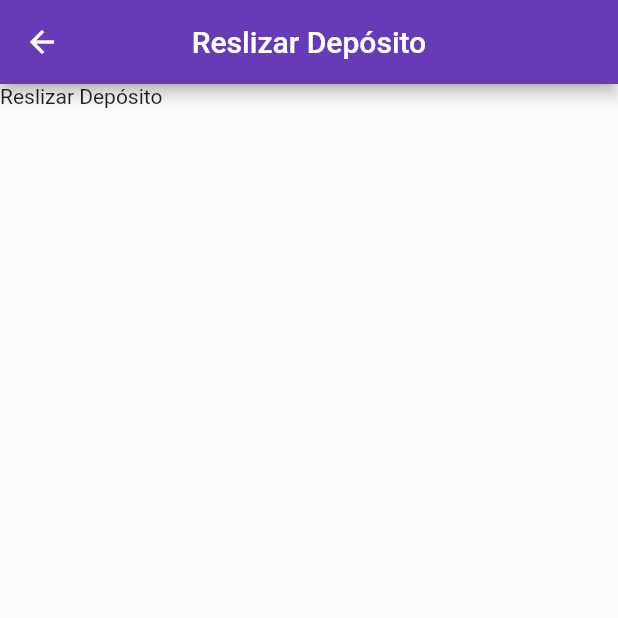
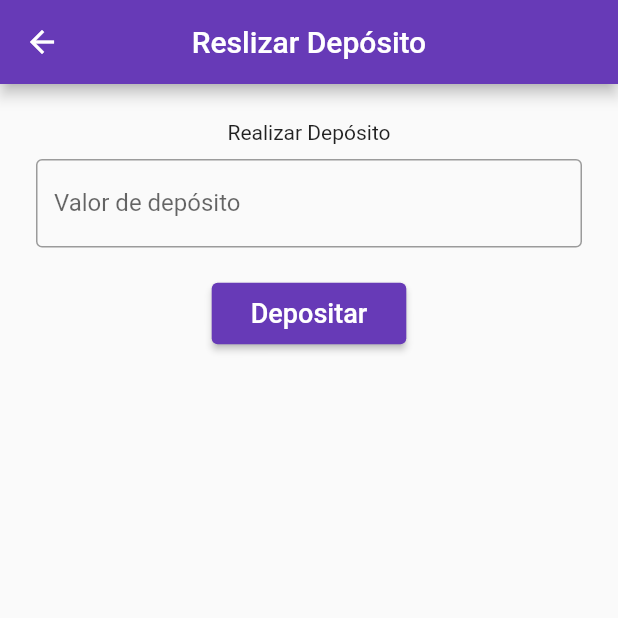
Before and after one commit to CaioCesarLima/leitureca, a Flutter app: the AdminDepositPage screen opened by its route, on a phone screen of 412 x 824 dp, the top half of it. Run offline on Flutter 3.47's test engine with Material 2 defaults, Android fonts, the phone set to English and light mode, and no system bars; our stand-ins replace flutter_svg, get, parse_server_sdk; accounts and stored records are empty; Roboto replaces fonts that are missing (Georgia); statements that could not run were skipped; key blocks and very long unbroken strings in the code were emptied for the run.

Commit message:
finalização sistema de depósito

```diff
--- /dev/null
+++ b/lib/app/data/services/deposit_service.dart
@@ -0,0 +1,16 @@
+import 'package:parse_server_sdk/parse_server_sdk.dart';
+
+class DepositService {
+  Future<bool> realizarDeposito(String id, int valor) async {
+    ParseObject user = ParseUser.forQuery()
+    ..objectId = id
+    ..set('saldo', valor);
+
+    ParseResponse response = await user.save();
+    if(response.success){
+      return true;
+    }else{
+      Future.error(response.error);
+    }
+  }
+}
--- a/lib/app/modules/admin/deposit/admin_deposit_controller.dart
+++ b/lib/app/modules/admin/deposit/admin_deposit_controller.dart
@@ -1,10 +1,54 @@
+import 'package:flutter/cupertino.dart';
 import 'package:get/get.dart';
+import 'package:leitureca/app/data/models/user_model.dart';
+import 'package:leitureca/app/data/services/deposit_service.dart';
+import 'package:leitureca/app/data/services/user_service.dart';
 
 class AdminDepositController extends GetxController {
+  UserService userService = UserService();
+  DepositService depositService = DepositService();
+
+  GlobalKey<FormState> fomrKey = GlobalKey<FormState>();
+  TextEditingController valorDeposito = TextEditingController();
 
 AdminDepositController();
+  RxBool isLoading = false.obs;
+  String id;
+  int saldo;
+  UserModel user;
+  @override
+    void onInit() async{
+      id = Get.parameters['id'];
+      saldo = int.parse(Get.parameters['saldo']);
+      print(id);
 
+      super.onInit();
+    }
+
+  void realizarDeposito() async {
+    isLoading.value = true;
+    int valor = int.parse(valorDeposito.text)+saldo;
+    var response = await depositService.realizarDeposito(id, valor);
+    if(response){
+      Get.snackbar('Depósito realizado com sucesso', 'Saldo atual: $saldo', snackPosition: SnackPosition.BOTTOM);
+    }else{
+      Get.snackbar('Ops.', 'Houve algum problema no depósito, tente novamente mais tarde', snackPosition: SnackPosition.BOTTOM);
+    }
+    isLoading.value = false;
+
+  }
+  String validateForm(value){
+    if(value.isEmpty){
+      return 'Precisa ter um valor para depósito';
+    }else if(int.tryParse(value) == null){
+      return 'Digite apenas números';
+    }else{
+      return null;
+    }
+  }
   final _obj = ''.obs;
   set obj(value) => this._obj.value = value;
   get obj => this._obj.value;
+
+
 }
--- a/lib/app/modules/admin/deposit/admin_deposit_page.dart
+++ b/lib/app/modules/admin/deposit/admin_deposit_page.dart
@@ -6,10 +6,82 @@ class AdminDepositPage extends GetView<AdminDepositController> {
   @override
   Widget build(BuildContext context) {
     return Scaffold(
-        appBar: AppBar(
-          centerTitle: true,
-          title: Text('Reslizar Depósito'),
+      appBar: AppBar(
+        centerTitle: true,
+        title: Text('Reslizar Depósito'),
+      ),
+      body: SafeArea(
+        child: SingleChildScrollView(
+          child: Center(
+              child: GetBuilder<AdminDepositController>(
+            init: AdminDepositController(),
+            initState: (_) {},
+            builder: (_) {
+              return Obx(
+                () => Form(
+                  key: _.fomrKey,
+                  child: Column(
+                    mainAxisAlignment: MainAxisAlignment.center,
+                    children: [
+                      Padding(
+                        padding: const EdgeInsets.only(top: 24),
+                        child: Center(
+                          child: Text('Realizar Depósito'),
+                        ),
+                      ),
+                      Padding(
+                        padding: const EdgeInsets.symmetric(
+                          horizontal: 24,
+                          vertical: 10,
+                        ),
+                        child: TextFormField(
+                          validator: (value) => _.validateForm(value),
+                          controller: _.valorDeposito,
+                          keyboardType: TextInputType.number,
+                          decoration: InputDecoration(
+                            labelText: 'Valor de depósito',
+                            border: OutlineInputBorder(),
+                          ),
+                        ),
+                      ),
+                      Padding(
+                        padding: const EdgeInsets.symmetric(
+                          horizontal: 24,
+                          vertical: 10,
+                        ),
+                        child: ElevatedButton(
+                          style: ButtonStyle(
+                            backgroundColor: MaterialStateProperty.all<Color>(
+                                Colors.deepPurple),
+                          ),
+                          onPressed: () {
+                            if (_.fomrKey.currentState.validate()) {
+                              _.realizarDeposito();
+                            }
+                          },
+                          child: Container(
+                            padding: EdgeInsets.all(10),
+                            child: _.isLoading.value?Center(
+                              child: CircularProgressIndicator(
+                                backgroundColor: Colors.white,
+                              ),
+                            ):Text(
+                              "Depositar",
+                              style: TextStyle(
+                                fontSize: 18,
+                              ),
+                            ),
+                          ),
+                        ),
+                      )
+                    ],
+                  ),
+                ),
+              );
+            },
+          )),
         ),
-        body: SafeArea(child: Text('Reslizar Depósito')));
+      ),
+    );
   }
 }
--- a/lib/app/modules/admin/users/admin_user_page.dart
+++ b/lib/app/modules/admin/users/admin_user_page.dart
@@ -88,7 +88,7 @@ Widget ListTileUser(UserModel user) {
           ),
           trailing: GestureDetector(
             onTap: (){
-              Get.toNamed(Routes.Deposit);
+              Get.toNamed(Routes.Deposit, parameters: {'id': user.id, 'saldo': user.saldo.toString()});
             },
             child: Icon(
               Icons.attach_money_sharp,
```
Also changed, not shown: lib/app/data/services/user_service.dart (+14 -0 lines).
